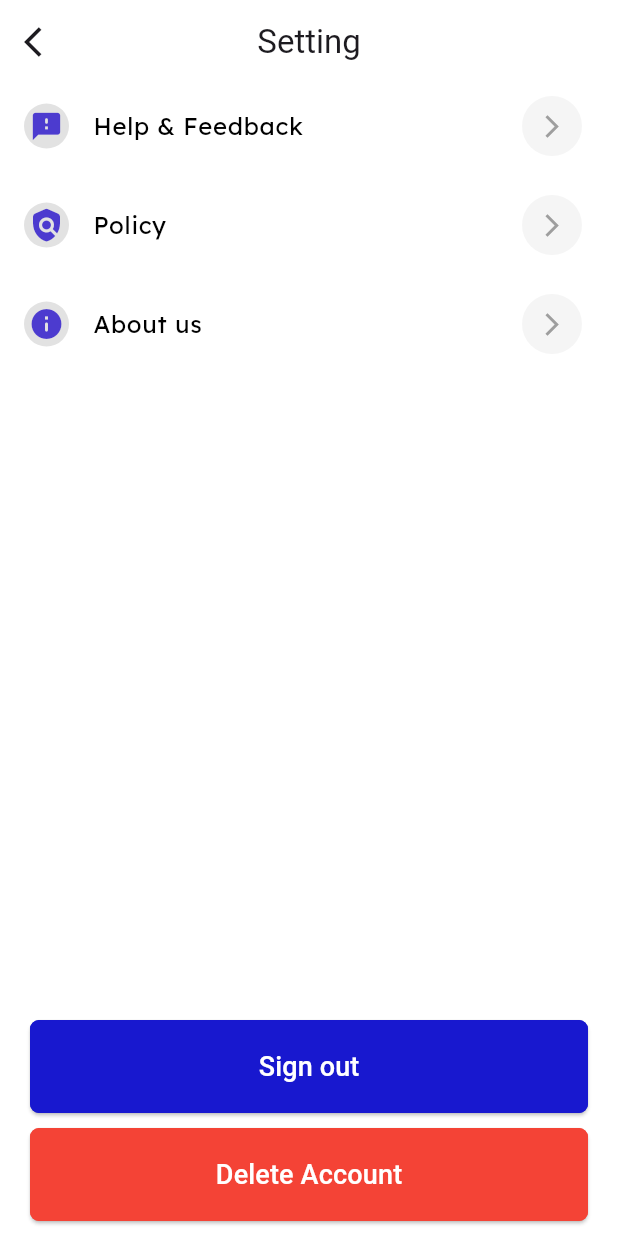
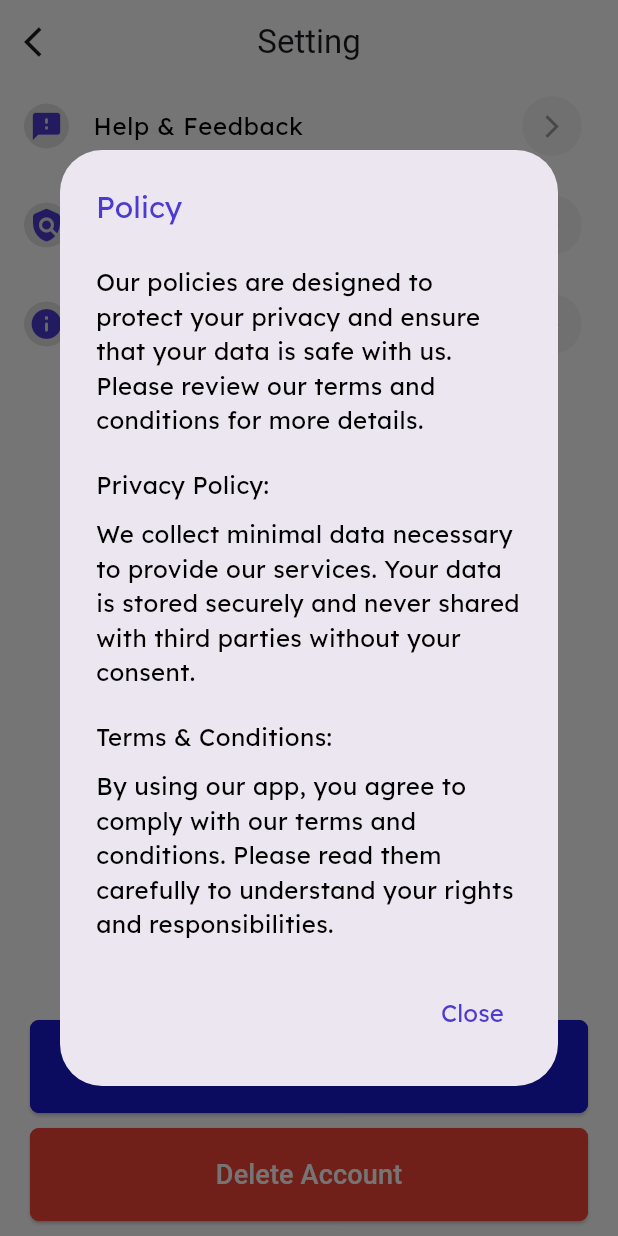
Before and after one commit to LilMeen/CSC13002-Sportifind, a Flutter app: the SettingScreen screen opened directly, after a tap on "Policy", on a phone screen of 412 x 824 dp. Run offline on Flutter 3.47's test engine with Material 3 defaults, Android fonts, the phone set to English and light mode, and no system bars; our stand-ins replace cloud_firestore, diacritic, firebase_auth, firebase_core, firebase_storage, get_it and 7 more; missing offline and left inert: string_similarity; accounts and stored records are empty.

Commit message:
[feat] Setting screen: add dialog for extra information
- help and feedback
- policy
- about us

```diff
--- a/lib/features/profile/presentation/screens/setting_screen.dart
+++ b/lib/features/profile/presentation/screens/setting_screen.dart
@@ -196,23 +196,20 @@ void deleteAccount(BuildContext context) async {
       backgroundColor: Colors.white,
       body: Column(
         children: [
-          SettingMenu(
+          const SettingMenu(
             title: "Help & Feedback",
-            onPress: () {},
             endIcon: true,
             textColor: Colors.black,
           ),
           const SizedBox(height: 10),
-          SettingMenu(
+          const SettingMenu(
             title: "Policy",
-            onPress: () {},
             endIcon: true,
             textColor: Colors.black,
           ),
           const SizedBox(height: 10),
-          SettingMenu(
+          const SettingMenu(
             title: "About us",
-            onPress: () {},
             endIcon: true,
             textColor: Colors.black,
           ),
--- /dev/null
+++ b/lib/features/profile/presentation/widgets/setting_dialog.dart
@@ -0,0 +1,131 @@
+import 'package:flutter/material.dart';
+import 'package:sportifind/core/theme/sportifind_theme.dart';
+
+enum SettingDialogType { helpAndFeedback, aboutUs, policy }
+
+class SettingDialog extends StatelessWidget {
+  final SettingDialogType type;
+
+  const SettingDialog({super.key, required this.type});
+
+  @override
+  Widget build(BuildContext context) {
+    return AlertDialog(
+      title: Text(_getTitle(), style: SportifindTheme.normalTextBlack.copyWith(color: SportifindTheme.bluePurple, fontSize: 20)),
+      content: SingleChildScrollView(
+        child: ListBody(
+          children: <Widget>[
+            _buildSection(),
+          ],
+        ),
+      ),
+      actions: <Widget>[
+        TextButton(
+          child: Text('Close', style: SportifindTheme.normalTextBlack.copyWith(color: SportifindTheme.bluePurple)),
+          onPressed: () {
+            Navigator.of(context).pop();
+          },
+        ),
+      ],
+    );
+  }
+
+  String _getTitle() {
+    switch (type) {
+      case SettingDialogType.helpAndFeedback:
+        return 'Help & Feedback';
+      case SettingDialogType.aboutUs:
+        return 'About Us';
+      case SettingDialogType.policy:
+        return 'Policy';
+      default:
+        return '';
+    }
+  }
+
+  Widget _buildSection() {
+    switch (type) {
+      case SettingDialogType.helpAndFeedback:
+        return _buildHelpAndFeedbackSection();
+      case SettingDialogType.aboutUs:
+        return _buildAboutUsSection();
+      case SettingDialogType.policy:
+        return _buildPolicySection();
+      default:
+        return const SizedBox.shrink();
+    }
+  }
+
+  Widget _buildHelpAndFeedbackSection() {
+    return Column(
+      crossAxisAlignment: CrossAxisAlignment.start,
+      children: <Widget>[
+        const SizedBox(height: 10),
+        Text(
+          'If you need help or have feedback, please reach out to us via email or phone. We are here to assist you with any issues or suggestions.',
+        style: SportifindTheme.normalTextBlack),
+        const SizedBox(height: 20),
+        Text(
+          'Contact Us:',
+          style: SportifindTheme.normalTextBlack,
+        ),
+        const SizedBox(height: 10),
+        Text('Email: pleasedontsend@ourteam.com', style: SportifindTheme.normalTextBlack),
+        Text('Phone: +123 456 7890', style: SportifindTheme.normalTextBlack),
+      ],
+    );
+  }
+
+  Widget _buildAboutUsSection() {
+    return Column(
+      crossAxisAlignment: CrossAxisAlignment.start,
+      children: <Widget>[
+        const SizedBox(height: 10),
+        Text(
+          'We are a passionate team of developers, designers, and product managers committed to building amazing apps that solve real-world problems.',
+        style: SportifindTheme.normalTextBlack),
+        const SizedBox(height: 20),
+        Text(
+          'Team Members:',
+          style: SportifindTheme.normalTextBlack,
+        ),
+        const SizedBox(height: 10),
+        Text('• Nguyen Hoang Khai Minh', style: SportifindTheme.normalTextBlack),
+        Text('• Tran Minh Thu', style: SportifindTheme.normalTextBlack),
+        Text('• Nguyen Van Le Ba Thanh', style: SportifindTheme.normalTextBlack),
+        Text('• Pham Gia Bao', style: SportifindTheme.normalTextBlack),
+        Text('• Vu Thai Phuc', style: SportifindTheme.normalTextBlack),
+      ],
+    );
+  }
+
+  Widget _buildPolicySection() {
+    return Column(
+      crossAxisAlignment: CrossAxisAlignment.start,
+      children: <Widget>[
+        const SizedBox(height: 10),
+        Text(
+          'Our policies are designed to protect your privacy and ensure that your data is safe with us. Please review our terms and conditions for more details.',
+        style: SportifindTheme.normalTextBlack),
+        const SizedBox(height: 20),
+        Text(
+          'Privacy Policy:',
+          style: SportifindTheme.normalTextBlack,
+        ),
+        const SizedBox(height: 10),
+        Text(
+          'We collect minimal data necessary to provide our services. Your data is stored securely and never shared with third parties without your consent.',
+        style: SportifindTheme.normalTextBlack),
+        const SizedBox(height: 20),
+        Text(
+          'Terms & Conditions:',
+          style: SportifindTheme.normalTextBlack,
+        ),
+        const SizedBox(height: 10),
+        Text(
+          'By using our app, you agree to comply with our terms and conditions. Please read them carefully to understand your rights and responsibilities.',
+        style: SportifindTheme.normalTextBlack),
+      ],
+    );
+  }
+}
--- a/lib/features/profile/presentation/widgets/setting_menu.dart
+++ b/lib/features/profile/presentation/widgets/setting_menu.dart
@@ -1,17 +1,21 @@
 import 'package:flutter/material.dart';
 import 'package:sportifind/core/theme/sportifind_theme.dart';
+import 'package:sportifind/features/profile/presentation/widgets/setting_dialog.dart';
 
 class SettingMenu extends StatelessWidget {
   const SettingMenu({
     super.key,
     required this.title,
-    required this.onPress,
     required this.endIcon,
     required this.textColor,
   });
 
-  IconData getIcon(String title){
-    switch(title){
+  final String title;
+  final bool endIcon;
+  final Color? textColor;
+
+  IconData getIcon(String title) {
+    switch (title) {
       case "Help & Feedback":
         return Icons.feedback_rounded;
       case "Policy":
@@ -23,15 +27,30 @@ class SettingMenu extends StatelessWidget {
     }
   }
 
-  final String title;
-  final VoidCallback onPress;
-  final bool endIcon;
-  final Color? textColor;
+  SettingDialogType getDialogType(String title) {
+    switch (title) {
+      case "Help & Feedback":
+        return SettingDialogType.helpAndFeedback;
+      case "Policy":
+        return SettingDialogType.policy;
+      case "About us":
+        return SettingDialogType.aboutUs;
+      default:
+        return SettingDialogType.helpAndFeedback;
+    }
+  }
 
   @override
   Widget build(BuildContext context) {
     return ListTile(
-      onTap: onPress,
+      onTap: () {
+        showDialog(
+          context: context,
+          builder: (BuildContext context) {
+            return SettingDialog(type: getDialogType(title));
+          },
+        );
+      },
       leading: Container(
         width: 30,
         height: 30,
@@ -47,8 +66,7 @@ class SettingMenu extends StatelessWidget {
       ),
       title: Text(
         title,
-        style:
-          SportifindTheme.normalTextBlack.copyWith(fontSize : 16)
+        style: SportifindTheme.normalTextBlack.copyWith(fontSize: 16),
       ),
       trailing: endIcon
           ? Container(
```
